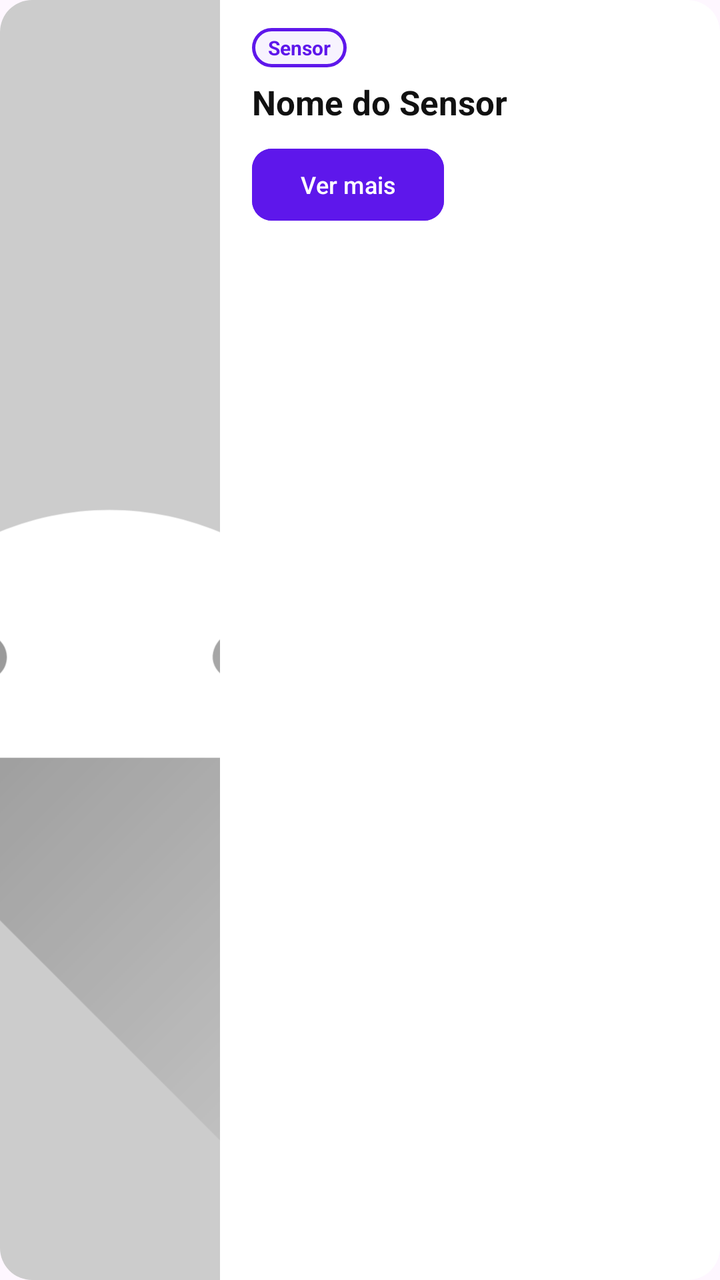
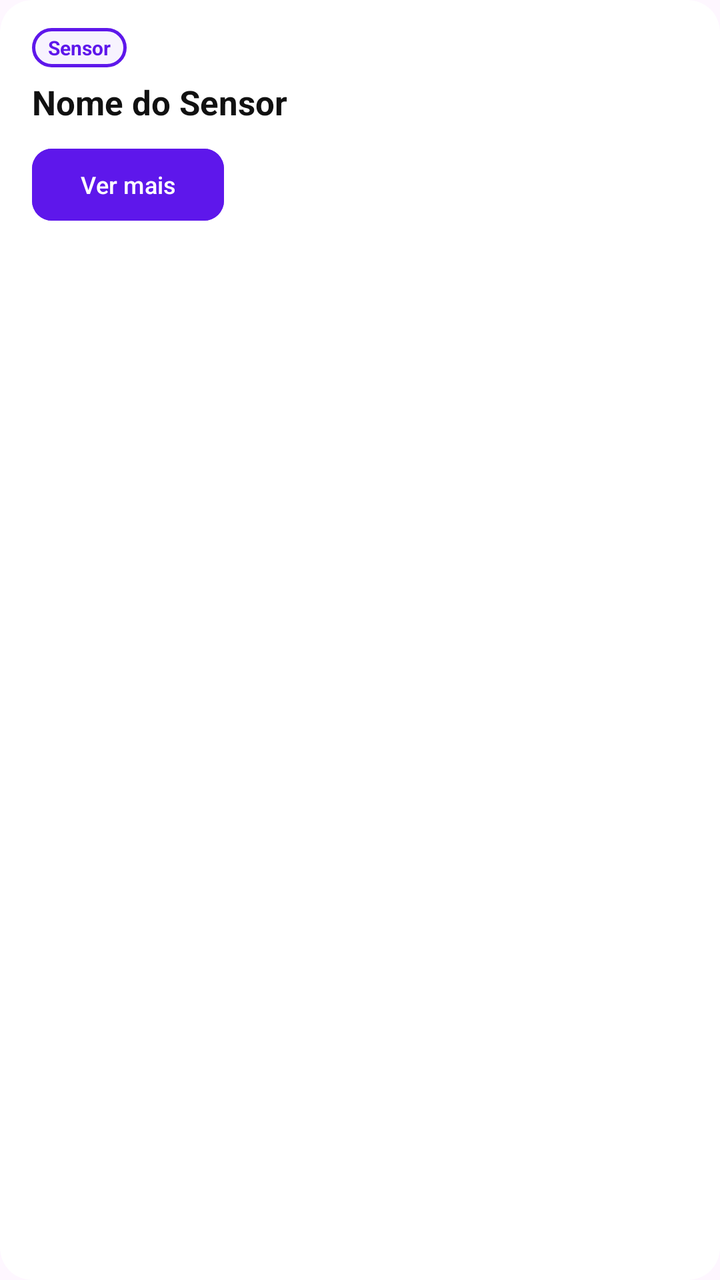

The first picture is an Android layout as it rendered before a commit; the second is the same layout after the commit. The layout source and the unified diff follow.
<!-- AndroidManifest.xml: application theme Theme.Orbis -->
<!-- res/layout/item_sensor.xml -->
<?xml version="1.0" encoding="utf-8"?>
<androidx.cardview.widget.CardView
    xmlns:android="http://schemas.android.com/apk/res/android"
    xmlns:app="http://schemas.android.com/apk/res-auto"
    android:layout_width="match_parent"
    android:layout_height="wrap_content"
    android:layout_marginBottom="12dp"
    app:cardCornerRadius="16dp"
    app:cardElevation="0dp"
    app:cardBackgroundColor="@color/white"
    app:strokeWidth="1.5dp"
    app:strokeColor="@color/border">

    <RelativeLayout
        android:layout_width="match_parent"
        android:layout_height="wrap_content">

        
        <ImageView
            android:id="@+id/imgSensor"
            android:layout_width="110dp"
            android:layout_height="match_parent"
            android:minHeight="130dp"
            android:src="@drawable/ic_launcher_foreground"
            android:scaleType="centerCrop"
            android:background="@color/imageBackground"
            android:layout_alignParentStart="true"
            android:layout_alignParentTop="true"
            android:layout_alignParentBottom="true" />

        
        <LinearLayout
            android:layout_width="match_parent"
            android:layout_height="wrap_content"
            android:orientation="vertical"
            android:layout_toEndOf="@id/imgSensor"
            android:padding="14dp"
            android:paddingStart="16dp"
            android:gravity="center_vertical">

            
            <TextView
                android:id="@+id/txtBadgeTipo"
                android:layout_width="wrap_content"
                android:layout_height="wrap_content"
                android:text="Sensor"
                android:textSize="10sp"
                android:textStyle="bold"
                android:textColor="@color/purple"
                android:background="@drawable/badge_outline_purple"
                android:paddingHorizontal="8dp"
                android:paddingVertical="3dp"
                android:layout_marginBottom="6dp" />

            
            <TextView
                android:id="@+id/txtTipoVariavel"
                android:layout_width="wrap_content"
                android:layout_height="wrap_content"
                android:text="Nome do Sensor"
                android:textSize="17sp"
                android:textStyle="bold"
                android:textColor="@color/black"
                android:layout_marginBottom="12dp" />

            
            <com.google.android.material.button.MaterialButton
                android:id="@+id/btnVerMais"
                android:layout_width="wrap_content"
                android:layout_height="36dp"
                android:text="Ver mais"
                android:textColor="@color/white"
                android:textSize="12sp"
                android:backgroundTint="@color/purple"
                android:insetTop="0dp"
                android:insetBottom="0dp"
                app:cornerRadius="10dp" />

        </LinearLayout>

    </RelativeLayout>

</androidx.cardview.widget.CardView>
<!-- resources referenced by this layout -->
<resources>
  <color name="black">#111111</color>
  <color name="border">#E0E0E0</color>
  <color name="imageBackground">#CCCCCC</color>
  <color name="purple">#5E17EB</color>
  <color name="white">#FFFFFF</color>
  <!-- drawable badge_outline_purple (drawable) -->
  <?xml version="1.0" encoding="utf-8"?>
  <shape xmlns:android="http://schemas.android.com/apk/res/android">
      <stroke
          android:width="1.5dp"
          android:color="@color/purple" />
      <corners android:radius="12dp" />
      <solid android:color="#0D5E17EB" /> 
  </shape>
  <!-- drawable ic_launcher_foreground (drawable) -->
  <vector xmlns:android="http://schemas.android.com/apk/res/android"
      xmlns:aapt="http://schemas.android.com/aapt"
      android:width="108dp"
      android:height="108dp"
      android:viewportWidth="108"
      android:viewportHeight="108">
      <path android:pathData="M31,63.928c0,0 6.4,-11 12.1,-13.1c7.2,-2.6 26,-1.4 26,-1.4l38.1,38.1L107,108.928l-32,-1L31,63.928z">
          <aapt:attr name="android:fillColor">
              <gradient
                  android:endX="85.84757"
                  android:endY="92.4963"
                  android:startX="42.9492"
                  android:startY="49.59793"
                  android:type="linear">
                  <item
                      android:color="#44000000"
                      android:offset="0.0" />
                  <item
                      android:color="#00000000"
                      android:offset="1.0" />
              </gradient>
          </aapt:attr>
      </path>
      <path
          android:fillColor="#FFFFFF"
          android:fillType="nonZero"
          android:pathData="M65.3,45.828l3.8,-6.6c0.2,-0.4 0.1,-0.9 -0.3,-1.1c-0.4,-0.2 -0.9,-0.1 -1.1,0.3l-3.9,6.7c-6.3,-2.8 -13.4,-2.8 -19.7,0l-3.9,-6.7c-0.2,-0.4 -0.7,-0.5 -1.1,-0.3C38.8,38.328 38.7,38.828 38.9,39.228l3.8,6.6C36.2,49.428 31.7,56.028 31,63.928h46C76.3,56.028 71.8,49.428 65.3,45.828zM43.4,57.328c-0.8,0 -1.5,-0.5 -1.8,-1.2c-0.3,-0.7 -0.1,-1.5 0.4,-2.1c0.5,-0.5 1.4,-0.7 2.1,-0.4c0.7,0.3 1.2,1 1.2,1.8C45.3,56.528 44.5,57.328 43.4,57.328L43.4,57.328zM64.6,57.328c-0.8,0 -1.5,-0.5 -1.8,-1.2s-0.1,-1.5 0.4,-2.1c0.5,-0.5 1.4,-0.7 2.1,-0.4c0.7,0.3 1.2,1 1.2,1.8C66.5,56.528 65.6,57.328 64.6,57.328L64.6,57.328z"
          android:strokeWidth="1"
          android:strokeColor="#00000000" />
  </vector>
  <style name="Theme.Orbis" parent="Base.Theme.Orbis" />
  <style name="Base.Theme.Orbis" parent="Theme.Material3.DayNight.NoActionBar">
          
          
      </style>
</resources>

<!-- the commit's change to res/layout/item_sensor.xml (unified diff, before → after) -->
@@ -16,24 +16,10 @@
         android:layout_height="wrap_content">
 
         
-        <ImageView
-            android:id="@+id/imgSensor"
-            android:layout_width="110dp"
-            android:layout_height="match_parent"
-            android:minHeight="130dp"
-            android:src="@drawable/ic_launcher_foreground"
-            android:scaleType="centerCrop"
-            android:background="@color/imageBackground"
-            android:layout_alignParentStart="true"
-            android:layout_alignParentTop="true"
-            android:layout_alignParentBottom="true" />
-
-        
         <LinearLayout
             android:layout_width="match_parent"
             android:layout_height="wrap_content"
             android:orientation="vertical"
-            android:layout_toEndOf="@id/imgSensor"
             android:padding="14dp"
             android:paddingStart="16dp"
             android:gravity="center_vertical">
<!-- resource entries referenced after the edit -->
@@ -2,7 +2,6 @@
 <resources>
   <color name="black">#111111</color>
   <color name="border">#E0E0E0</color>
-  <color name="imageBackground">#CCCCCC</color>
   <color name="purple">#5E17EB</color>
   <color name="white">#FFFFFF</color>
   <!-- drawable badge_outline_purple (drawable) -->
@@ -14,37 +13,6 @@
       <corners android:radius="12dp" />
       <solid android:color="#0D5E17EB" /> 
   </shape>
-  <!-- drawable ic_launcher_foreground (drawable) -->
-  <vector xmlns:android="http://schemas.android.com/apk/res/android"
-      xmlns:aapt="http://schemas.android.com/aapt"
-      android:width="108dp"
-      android:height="108dp"
-      android:viewportWidth="108"
-      android:viewportHeight="108">
-      <path android:pathData="M31,63.928c0,0 6.4,-11 12.1,-13.1c7.2,-2.6 26,-1.4 26,-1.4l38.1,38.1L107,108.928l-32,-1L31,63.928z">
-          <aapt:attr name="android:fillColor">
-              <gradient
-                  android:endX="85.84757"
-                  android:endY="92.4963"
-                  android:startX="42.9492"
-                  android:startY="49.59793"
-                  android:type="linear">
-                  <item
-                      android:color="#44000000"
-                      android:offset="0.0" />
-                  <item
-                      android:color="#00000000"
-                      android:offset="1.0" />
-              </gradient>
-          </aapt:attr>
-      </path>
-      <path
-          android:fillColor="#FFFFFF"
-          android:fillType="nonZero"
-          android:pathData="M65.3,45.828l3.8,-6.6c0.2,-0.4 0.1,-0.9 -0.3,-1.1c-0.4,-0.2 -0.9,-0.1 -1.1,0.3l-3.9,6.7c-6.3,-2.8 -13.4,-2.8 -19.7,0l-3.9,-6.7c-0.2,-0.4 -0.7,-0.5 -1.1,-0.3C38.8,38.328 38.7,38.828 38.9,39.228l3.8,6.6C36.2,49.428 31.7,56.028 31,63.928h46C76.3,56.028 71.8,49.428 65.3,45.828zM43.4,57.328c-0.8,0 -1.5,-0.5 -1.8,-1.2c-0.3,-0.7 -0.1,-1.5 0.4,-2.1c0.5,-0.5 1.4,-0.7 2.1,-0.4c0.7,0.3 1.2,1 1.2,1.8C45.3,56.528 44.5,57.328 43.4,57.328L43.4,57.328zM64.6,57.328c-0.8,0 -1.5,-0.5 -1.8,-1.2s-0.1,-1.5 0.4,-2.1c0.5,-0.5 1.4,-0.7 2.1,-0.4c0.7,0.3 1.2,1 1.2,1.8C66.5,56.528 65.6,57.328 64.6,57.328L64.6,57.328z"
-          android:strokeWidth="1"
-          android:strokeColor="#00000000" />
-  </vector>
   <style name="Theme.Orbis" parent="Base.Theme.Orbis" />
   <style name="Base.Theme.Orbis" parent="Theme.Material3.DayNight.NoActionBar">
           
